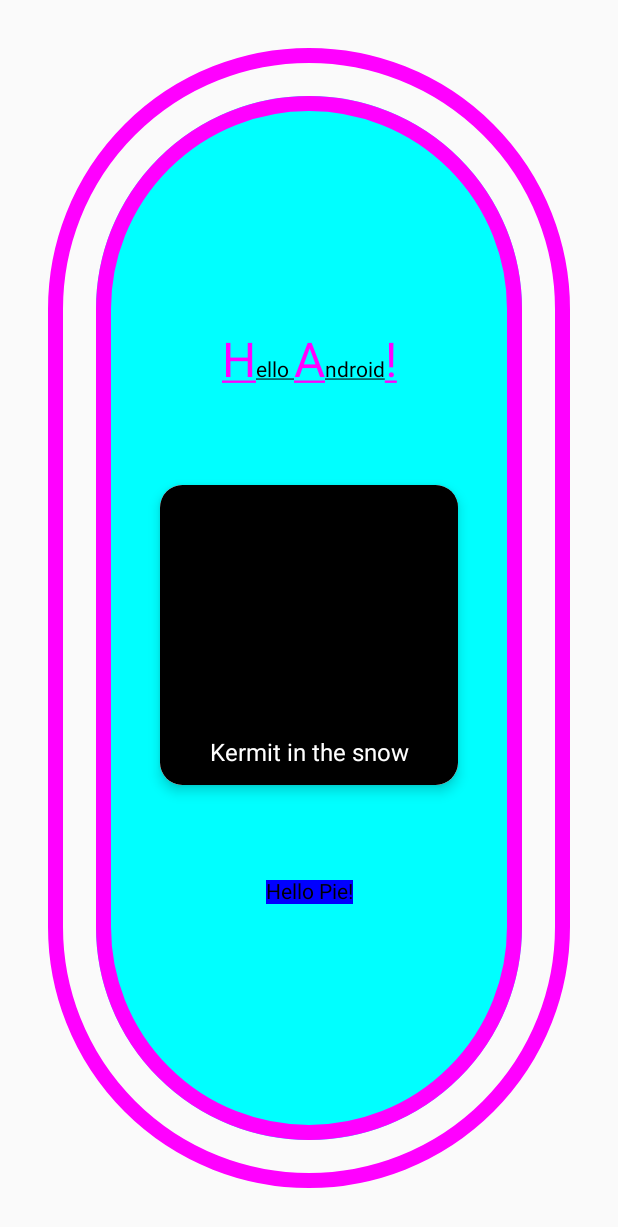
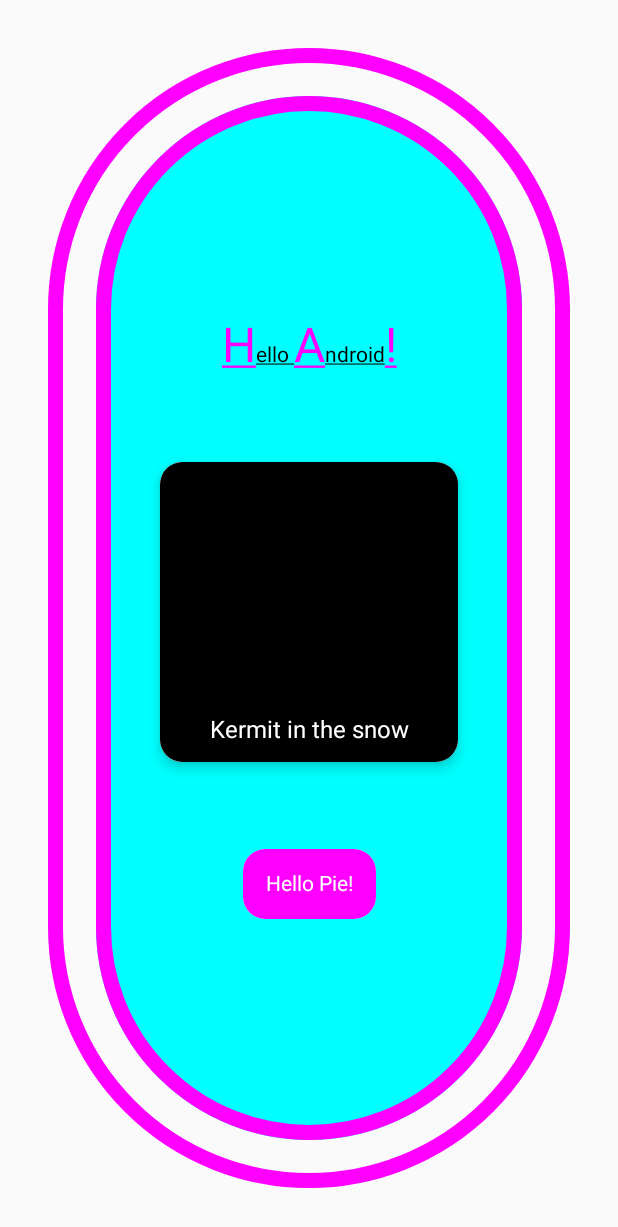
Before and after one commit to Jherscu/ComposePlayground, an Android app built with Jetpack Compose: the screen it shows after launch (MainActivity), after a tap on "Hello Pie!", on a phone screen of 412 x 824 dp. Shown: the top 1227 px of the screen. Run offline under Robolectric (Android 15) with nearby library versions, the phone set to English and light mode, and no system bars.

Commit message:
Add basic compose state

```diff
--- a/app/src/main/java/com/jherscu/composeplayground/MainActivity.kt
+++ b/app/src/main/java/com/jherscu/composeplayground/MainActivity.kt
@@ -12,6 +12,8 @@ import androidx.compose.foundation.shape.CircleShape
 import androidx.compose.foundation.shape.RoundedCornerShape
 import androidx.compose.material.*
 import androidx.compose.runtime.Composable
+import androidx.compose.runtime.mutableStateOf
+import androidx.compose.runtime.remember
 import androidx.compose.ui.Alignment
 import androidx.compose.ui.Modifier
 import androidx.compose.ui.graphics.Brush
@@ -42,6 +44,10 @@ class MainActivity : ComponentActivity() {
 
 @Composable
 fun Theme() {
+    val color = remember {
+        mutableStateOf(Color.Blue)
+    }
+
     Surface(
         shape = CircleShape,
         modifier = Modifier
@@ -93,14 +99,22 @@ fun Theme() {
                 contentDescription = "Picture of Kermit in the snow",
                 title = "Kermit in the snow"
             )
+            Surface(modifier = Modifier, shape = RoundedCornerShape(15.dp)) {
                 Text(
                     text = "Hello Pie!",
+                    color = Color.White,
                     modifier = Modifier
-                    .background(Color.Blue)
+                        .background(color = color.value)
+                        .padding(15.dp)
                         .clickable {
-
+                            if (color.value == Color.Blue) {
+                                color.value = Color.Magenta
+                            } else {
+                                color.value = Color.Blue
+                            }
                         }
                 )
+            }
             Spacer(modifier = Modifier.height(30.dp))
         }
     }
```
Lines whose indentation alone changed are shown as unchanged.
